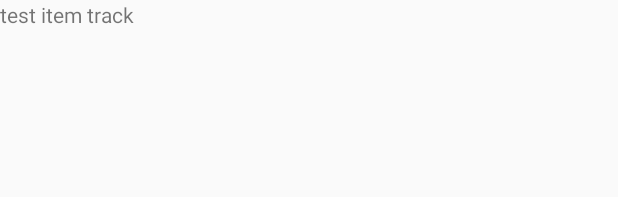
After one commit to charlieCollins/MoodGenre, an Android app: the layout track_list_item.xml on its own in the app's theme, with its tools: preview values and no code run, on a phone screen of 412 x 824 dp. The commit adds this screen. Shown: the top 197 px of the screen. Run offline under Robolectric (Android 15) with nearby library versions, the light colour scheme and no system bars.

Commit message:
Add recycler view fixes, not yet working with service call, but plumbing fixed

```diff
--- a/app/build.gradle
+++ b/app/build.gradle
@@ -79,4 +79,5 @@ dependencies {
     testCompile 'junit:junit:4.12'
     // Optional -- Mockito framework
     testCompile 'org.mockito:mockito-core:1.10.19'
+    compile 'com.android.support.constraint:constraint-layout:1.0.0-beta4'
 }
--- a/app/src/main/java/moodgenre/spotify/com/moodgenre/MoodGenreApplication.java
+++ b/app/src/main/java/moodgenre/spotify/com/moodgenre/MoodGenreApplication.java
@@ -5,12 +5,11 @@ import android.app.Application;
 import com.fasterxml.jackson.databind.DeserializationFeature;
 import com.fasterxml.jackson.databind.ObjectMapper;
 
+import moodgenre.spotify.com.moodgenre.service.SpotifyService;
 import okhttp3.OkHttpClient;
 import retrofit2.Retrofit;
 import retrofit2.adapter.rxjava.RxJavaCallAdapterFactory;
 import retrofit2.converter.jackson.JacksonConverterFactory;
-
-import com.fasterxml.jackson.databind.ObjectMapper;
 
 /**
  * Created by charliecollins on 1/4/17.
--- a/app/src/main/java/moodgenre/spotify/com/moodgenre/ImagesAdapter.java
+++ b/app/src/main/java/moodgenre/spotify/com/moodgenre/adapters/ImagesAdapter.java
@@ -1,4 +1,4 @@
-package moodgenre.spotify.com.moodgenre;
+package moodgenre.spotify.com.moodgenre.adapters;
 
 import android.content.Context;
 import android.support.v7.widget.RecyclerView;
@@ -11,6 +11,8 @@ import com.squareup.picasso.Picasso;
 
 import java.io.File;
 import java.util.List;
+
+import moodgenre.spotify.com.moodgenre.R;
 
 /**
  * Created by charliecollins on 12/28/16.
--- a/app/src/main/java/moodgenre/spotify/com/moodgenre/Genre.java
+++ b/app/src/main/java/moodgenre/spotify/com/moodgenre/model/Genre.java
@@ -1,4 +1,4 @@
-package moodgenre.spotify.com.moodgenre;
+package moodgenre.spotify.com.moodgenre.model;
 
 import java.util.Arrays;
 import java.util.Collections;
--- a/app/src/main/java/moodgenre/spotify/com/moodgenre/SpotifyService.java
+++ b/app/src/main/java/moodgenre/spotify/com/moodgenre/service/SpotifyService.java
@@ -1,4 +1,4 @@
-package moodgenre.spotify.com.moodgenre;
+package moodgenre.spotify.com.moodgenre.service;
 
 /**
  * Created by charliecollins on 1/4/17.
@@ -15,6 +15,6 @@ import rx.Observable;
 public interface SpotifyService {
 
     @GET("recommendations")
-    Observable<TrackContainer> getReccomendations(@Header("Authorization") String token, @Query("seed_genres") String seedGenres);
+    Observable<TrackContainer> getRecommendations(@Header("Authorization") String token, @Query("seed_genres") String seedGenres);
 
 }
--- a/app/src/main/java/moodgenre/spotify/com/moodgenre/RekognitionUtils.java
+++ b/app/src/main/java/moodgenre/spotify/com/moodgenre/util/RekognitionUtils.java
@@ -1,4 +1,4 @@
-package moodgenre.spotify.com.moodgenre;
+package moodgenre.spotify.com.moodgenre.util;
 
 import com.amazonaws.auth.AWSCredentials;
 import com.amazonaws.services.rekognition.AmazonRekognitionClient;
--- a/app/src/main/res/layout/activity_main.xml
+++ b/app/src/main/res/layout/activity_main.xml
@@ -29,7 +29,7 @@
         android:textAppearance="@android:style/TextAppearance.Material.Medium" />
 
     <android.support.v7.widget.RecyclerView
-        android:id="@+id/track_list"
+        android:id="@+id/track_list_recycler"
         android:layout_width="match_parent"
         android:layout_height="match_parent"
         android:layout_centerHorizontal="true"
--- /dev/null
+++ b/app/src/main/res/layout/track_list_item.xml
@@ -0,0 +1,12 @@
+<?xml version="1.0" encoding="utf-8"?>
+<LinearLayout xmlns:android="http://schemas.android.com/apk/res/android"
+    android:orientation="vertical" android:layout_width="match_parent"
+    android:layout_height="match_parent">
+
+    <TextView
+        android:text="test item track"
+        android:layout_width="match_parent"
+        android:layout_height="wrap_content"
+        android:id="@+id/track_name"
+        />
+</LinearLayout>
```
Also changed, not shown: app/src/main/java/moodgenre/spotify/com/moodgenre/MainActivity.java (+21 -16 lines), app/src/main/java/moodgenre/spotify/com/moodgenre/TrackListAdapter.java (deleted, +0 -61 lines), app/src/main/java/moodgenre/spotify/com/moodgenre/adapters/TrackListAdapter.java (added, +56 -0 lines), 1 other file.
